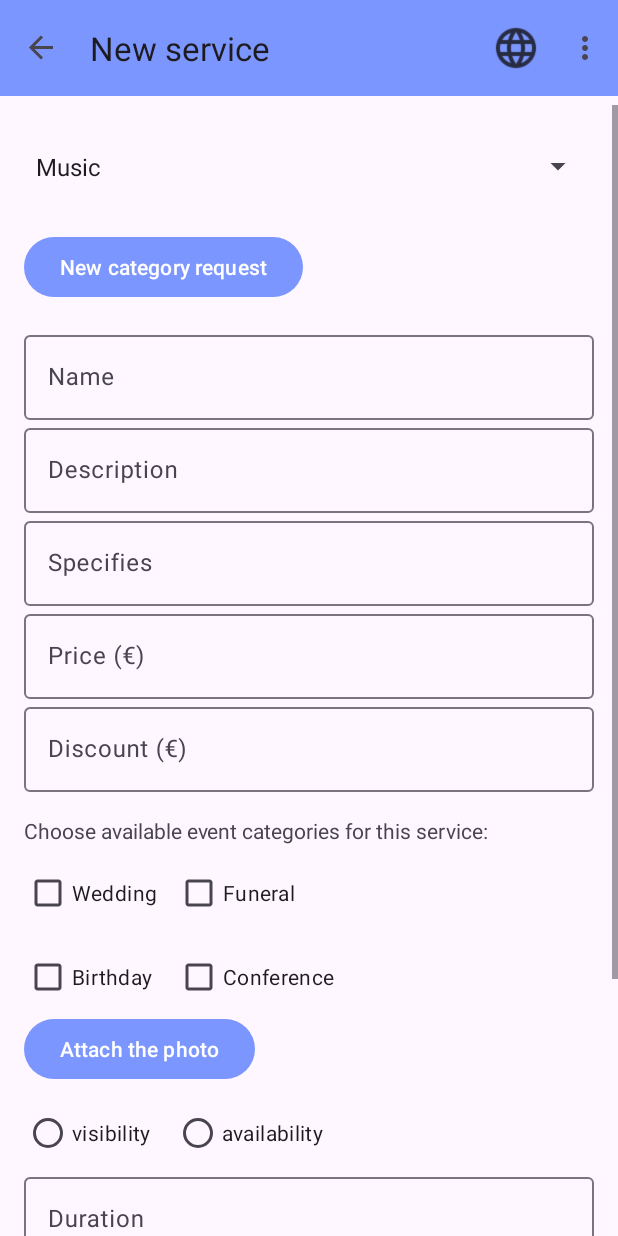
After one commit to kzi-nastava/ma-project-event-planner-siit-2024-team-2, an Android app: the EditServiceFragment screen opened through its navigation route, on a phone screen of 412 x 824 dp. The commit adds this screen. Run offline under Robolectric (Android 15) with nearby library versions, the phone set to English and light mode, and no system bars; our stand-ins replace navigation-ui; 1 statement that could not run was skipped.

Commit message:
Add creating service form

```diff
--- a/app/src/main/java/com/example/eventplanner/adapters/ServiceListAdapter.java
+++ b/app/src/main/java/com/example/eventplanner/adapters/ServiceListAdapter.java
@@ -1,8 +1,6 @@
 package com.example.eventplanner.adapters;
 
 import android.content.Context;
-import android.content.Intent;
-import android.util.Log;
 import android.view.LayoutInflater;
 import android.view.View;
 import android.view.ViewGroup;
@@ -15,14 +13,11 @@ import android.widget.Toast;
 
 import androidx.annotation.NonNull;
 import androidx.annotation.Nullable;
-import androidx.recyclerview.widget.RecyclerView;
 
 import com.example.eventplanner.R;
-import com.example.eventplanner.activities.ServiceEditActivity;
 import com.example.eventplanner.model.Service;
 
 import java.util.ArrayList;
-import java.util.List;
 
 public class ServiceListAdapter extends ArrayAdapter<Service> {
     private ArrayList<Service> aServices;
--- /dev/null
+++ b/app/src/main/java/com/example/eventplanner/fragments/services/EditServiceFragment.java
@@ -0,0 +1,66 @@
+package com.example.eventplanner.fragments.services;
+
+import android.os.Bundle;
+
+import androidx.fragment.app.Fragment;
+
+import android.view.LayoutInflater;
+import android.view.View;
+import android.view.ViewGroup;
+
+import com.example.eventplanner.R;
+
+/**
+ * A simple {@link Fragment} subclass.
+ * Use the {@link EditServiceFragment#newInstance} factory method to
+ * create an instance of this fragment.
+ */
+public class EditServiceFragment extends Fragment {
+
+    // TODO: Rename parameter arguments, choose names that match
+    // the fragment initialization parameters, e.g. ARG_ITEM_NUMBER
+    private static final String ARG_PARAM1 = "param1";
+    private static final String ARG_PARAM2 = "param2";
+
+    // TODO: Rename and change types of parameters
+    private String mParam1;
+    private String mParam2;
+
+    public EditServiceFragment() {
+        // Required empty public constructor
+    }
+
+    /**
+     * Use this factory method to create a new instance of
+     * this fragment using the provided parameters.
+     *
+     * @param param1 Parameter 1.
+     * @param param2 Parameter 2.
+     * @return A new instance of fragment EditServiceFragment.
+     */
+    // TODO: Rename and change types and number of parameters
+    public static EditServiceFragment newInstance(String param1, String param2) {
+        EditServiceFragment fragment = new EditServiceFragment();
+        Bundle args = new Bundle();
+        args.putString(ARG_PARAM1, param1);
+        args.putString(ARG_PARAM2, param2);
+        fragment.setArguments(args);
+        return fragment;
+    }
+
+    @Override
+    public void onCreate(Bundle savedInstanceState) {
+        super.onCreate(savedInstanceState);
+        if (getArguments() != null) {
+            mParam1 = getArguments().getString(ARG_PARAM1);
+            mParam2 = getArguments().getString(ARG_PARAM2);
+        }
+    }
+
+    @Override
+    public View onCreateView(LayoutInflater inflater, ViewGroup container,
+                             Bundle savedInstanceState) {
+        // Inflate the layout for this fragment
+        return inflater.inflate(R.layout.fragment_edit_service, container, false);
+    }
+}
--- a/app/src/main/java/com/example/eventplanner/fragments/services/ServicesPageFragment.java
+++ b/app/src/main/java/com/example/eventplanner/fragments/services/ServicesPageFragment.java
@@ -6,6 +6,8 @@ import androidx.fragment.app.Fragment;
 import android.view.LayoutInflater;
 import android.view.View;
 import android.view.ViewGroup;
+import android.widget.Button;
+
 import com.example.eventplanner.R;
 import com.example.eventplanner.databinding.FragmentServicesPageBinding;
 import com.example.eventplanner.model.Service;
@@ -40,8 +42,8 @@ public class ServicesPageFragment extends Fragment {
 
     private void prepareProductList(ArrayList<Service> services){
         services.clear();
-        services.add(new Service(1L, "Your catering", "Description 1", R.drawable.catering));
-        services.add(new Service(1L, "Your catering", "Description 2", R.drawable.catering));
-        services.add(new Service(1L, "Your catering", "Description 3", R.drawable.catering));
+        services.add(new Service(1L, "Your catering", "We offer a brilliant service of catering. Don't worry because we're coming while your meal is still hot! Lorem ipsum  tra la la...", R.drawable.catering));
+        services.add(new Service(2L, "Our catering", "Lorem ipsum dolor sit amet, consectetur adipiscing elit, sed do eiusmod tempor", R.drawable.catering));
+        services.add(new Service(3L, "My catering", "We offer a brilliant service of catering. Don't worry because we're coming while your meal is still hot! Lorem ipsum  tra la la...", R.drawable.catering));
     }
 }
--- a/app/src/main/res/layout/activity_home_content.xml
+++ b/app/src/main/res/layout/activity_home_content.xml
@@ -18,6 +18,8 @@
         android:name="androidx.navigation.fragment.NavHostFragment"
         android:layout_width="match_parent"
         android:layout_height="match_parent"
+        android:layout_marginTop="70dp"
+        app:defaultNavHost="true"
         app:layout_constrainedHeight="true"
         app:layout_constraintBottom_toBottomOf="parent"
         app:layout_constraintHorizontal_bias="0.0"
@@ -25,7 +27,6 @@
         app:layout_constraintRight_toRightOf="parent"
         app:layout_constraintTop_toTopOf="parent"
         app:layout_constraintVertical_bias="0.0"
-        app:defaultNavHost="true"
         app:navGraph="@navigation/base_navigation" />
 
 </androidx.constraintlayout.widget.ConstraintLayout>
--- /dev/null
+++ b/app/src/main/res/layout/fragment_edit_service.xml
@@ -0,0 +1,224 @@
+<?xml version="1.0" encoding="utf-8"?>
+<ScrollView xmlns:android="http://schemas.android.com/apk/res/android"
+    android:layout_width="match_parent"
+    android:layout_height="match_parent"
+    xmlns:tools="http://schemas.android.com/tools"
+    tools:context=".fragments.services.EditServiceFragment">
+
+    <LinearLayout
+        android:layout_width="match_parent"
+        android:layout_height="wrap_content"
+        android:orientation="vertical"
+        android:padding="16dp">
+
+
+        <!-- ComboBox for Service Categories -->
+        <Spinner
+            android:id="@+id/spinner_service_categories"
+            android:layout_width="match_parent"
+            android:layout_height="50dp"
+            android:layout_marginBottom="18dp"
+            android:entries="@array/service_categories"
+            android:prompt="@string/select_category" />
+
+        <!-- Button for New Service Category -->
+        <Button
+            android:id="@+id/btn_new_category"
+            android:layout_width="wrap_content"
+            android:layout_height="wrap_content"
+            android:text="New category request"
+            android:layout_marginBottom="16dp" />
+
+        <!-- Text Boxes (3 for Strings) -->
+        <com.google.android.material.textfield.TextInputLayout
+            android:layout_width="match_parent"
+            android:layout_height="wrap_content"
+            android:hint="Name">
+
+            <com.google.android.material.textfield.TextInputEditText
+                android:id="@+id/nameEditText"
+                android:layout_width="match_parent"
+                android:layout_height="wrap_content" />
+        </com.google.android.material.textfield.TextInputLayout>
+
+        <com.google.android.material.textfield.TextInputLayout
+            android:layout_width="match_parent"
+            android:layout_height="wrap_content"
+            android:hint="Description">
+
+            <com.google.android.material.textfield.TextInputEditText
+                android:id="@+id/descriptionEditText"
+                android:layout_width="match_parent"
+                android:layout_height="wrap_content" />
+        </com.google.android.material.textfield.TextInputLayout>
+
+        <com.google.android.material.textfield.TextInputLayout
+        android:layout_width="match_parent"
+        android:layout_height="wrap_content"
+        android:hint="Specifies">
+
+        <com.google.android.material.textfield.TextInputEditText
+            android:id="@+id/specifiesEditText"
+            android:layout_width="match_parent"
+            android:layout_height="wrap_content" />
+    </com.google.android.material.textfield.TextInputLayout>
+
+        <!-- Text Boxes (2 for Numbers) -->
+        <com.google.android.material.textfield.TextInputLayout
+            android:layout_width="match_parent"
+            android:layout_height="wrap_content"
+            android:hint="Price (€)">
+
+            <com.google.android.material.textfield.TextInputEditText
+                android:id="@+id/priceEditText"
+                android:layout_width="match_parent"
+                android:layout_height="wrap_content"
+                android:inputType="number" />
+        </com.google.android.material.textfield.TextInputLayout>
+
+        <com.google.android.material.textfield.TextInputLayout
+            android:layout_width="match_parent"
+            android:layout_height="wrap_content"
+            android:hint="Discount (€)">
+
+            <com.google.android.material.textfield.TextInputEditText
+                android:id="@+id/discountEditText"
+                android:layout_width="match_parent"
+                android:layout_height="wrap_content"
+                android:inputType="number" />
+        </com.google.android.material.textfield.TextInputLayout>
+
+        <!-- Checkbox List for Available Event Categories -->
+        <TextView
+            android:layout_width="wrap_content"
+            android:layout_height="wrap_content"
+            android:text="Choose available event categories for this service:"
+            android:layout_marginTop="16dp" />
+
+        <LinearLayout
+            android:layout_width="match_parent"
+            android:layout_height="wrap_content"
+            android:orientation="horizontal"
+            android:layout_marginTop="8dp">
+
+            <CheckBox
+                android:id="@+id/checkbox_category1"
+                android:layout_width="wrap_content"
+                android:layout_height="wrap_content"
+                android:layout_marginRight="12dp"
+
+                android:text="Wedding" />
+
+            <CheckBox
+                android:id="@+id/checkbox_category2"
+                android:layout_width="wrap_content"
+                android:layout_height="wrap_content"
+                android:text="Funeral" />
+        </LinearLayout>
+
+        <LinearLayout
+            android:layout_width="match_parent"
+            android:layout_height="wrap_content"
+            android:orientation="horizontal"
+            android:layout_marginTop="8dp">
+
+            <CheckBox
+                android:id="@+id/checkbox_category3"
+                android:layout_width="wrap_content"
+                android:layout_height="wrap_content"
+                android:layout_marginRight="15dp"
+                android:text="Birthday" />
+
+            <CheckBox
+                android:id="@+id/checkbox_category4"
+                android:layout_width="wrap_content"
+                android:layout_height="wrap_content"
+                android:text="Conference" />
+        </LinearLayout>
+
+        <!-- Radio Buttons -->
+        <Button
+            android:id="@+id/btn_attach_photo"
+            android:layout_width="wrap_content"
+            android:layout_height="wrap_content"
+            android:text="Attach the photo" />
+
+        <LinearLayout
+            android:layout_width="match_parent"
+            android:layout_height="wrap_content"
+            android:orientation="horizontal"
+            android:layout_marginTop="8dp">
+
+            <RadioButton
+                android:id="@+id/radio_visibility"
+                android:layout_width="wrap_content"
+                android:layout_height="wrap_content"
+                android:layout_marginRight="15dp"
+                android:text="visibility" />
+
+            <RadioButton
+                android:id="@+id/radio_availability"
+                android:layout_width="wrap_content"
+                android:layout_height="wrap_content"
+                android:text="availability" />
+        </LinearLayout>
+
+        <!-- Additional 3 Text Boxes -->
+        <com.google.android.material.textfield.TextInputLayout
+            android:layout_width="match_parent"
+            android:layout_height="wrap_content"
+            android:hint="Duration">
+
+            <com.google.android.material.textfield.TextInputEditText
+                android:id="@+id/durationEditText"
+                android:layout_width="match_parent"
+                android:layout_height="wrap_content" />
+        </com.google.android.material.textfield.TextInputLayout>
+
+        <com.google.android.material.textfield.TextInputLayout
+            android:layout_width="match_parent"
+            android:layout_height="wrap_content"
+            android:hint="Reservation deadline">
+
+            <com.google.android.material.textfield.TextInputEditText
+                android:id="@+id/reservationDeadlineEditText"
+                android:layout_width="match_parent"
+                android:layout_height="wrap_content" />
+        </com.google.android.material.textfield.TextInputLayout>
+
+        <com.google.android.material.textfield.TextInputLayout
+            android:layout_width="match_parent"
+            android:layout_height="wrap_content"
+            android:hint="Cancellation deadline">
+
+            <com.google.android.material.textfield.TextInputEditText
+                android:id="@+id/cancellationDeadlineEditText"
+                android:layout_width="match_parent"
+                android:layout_height="wrap_content" />
+        </com.google.android.material.textfield.TextInputLayout>
+
+        <!-- Save and Delete Buttons -->
+        <LinearLayout
+            android:layout_width="match_parent"
+            android:layout_height="wrap_content"
+            android:orientation="horizontal"
+            android:gravity="center"
+            android:layout_marginTop="16dp">
+
+            <Button
+                android:id="@+id/btn_save"
+                android:layout_width="wrap_content"
+                android:layout_height="wrap_content"
+                android:text="Save"
+                android:layout_marginEnd="16dp" />
+
+            <Button
+                android:id="@+id/btn_delete"
+                android:layout_width="wrap_content"
+                android:layout_height="wrap_content"
+                android:backgroundTint="@android:color/holo_red_dark"
+                android:text="Delete" />
+        </LinearLayout>
+
+    </LinearLayout>
+</ScrollView>
--- a/app/src/main/res/layout/fragment_services_page.xml
+++ b/app/src/main/res/layout/fragment_services_page.xml
@@ -17,8 +17,7 @@
             android:layout_height="wrap_content"
             android:orientation="horizontal"
             android:layout_marginLeft="10dp"
-            android:layout_marginRight="10dp"
-            android:layout_marginTop="80dp">
+            android:layout_marginRight="10dp">
 
             <androidx.appcompat.widget.SearchView
                 android:id="@+id/search_text"
--- a/app/src/main/res/menu/nav_menu.xml
+++ b/app/src/main/res/menu/nav_menu.xml
@@ -18,4 +18,8 @@
     <item
         android:id="@+id/nav_services"
         android:title="Services" />
+
+    <item
+        android:id="@+id/nav_edit_service"
+        android:title="New service" />
 </menu>
--- a/app/src/main/res/navigation/base_navigation.xml
+++ b/app/src/main/res/navigation/base_navigation.xml
@@ -41,4 +41,13 @@
         app:popUpToInclusive="true"
         />
 
+    <fragment
+        android:id="@+id/nav_edit_service"
+        android:name="com.example.eventplanner.fragments.services.EditServiceFragment"
+        android:label="New service"
+        tools:layout="@layout/fragment_edit_service"
+        app:popUpTo="@+id/nav_home"
+        app:popUpToInclusive="true"
+        />
+
 </navigation>
--- /dev/null
+++ b/app/src/main/res/values/service_categories.xml
@@ -0,0 +1,8 @@
+<?xml version="1.0" encoding="utf-8"?>
+<resources>
+    <string-array name="service_categories">
+        <item>Music</item>
+        <item>Catering</item>
+        <item>Waiter service</item>
+    </string-array>
+</resources>
--- a/app/src/main/res/values/strings.xml
+++ b/app/src/main/res/values/strings.xml
@@ -16,4 +16,5 @@
     <string name="register">Register</string>
     <string name="top_5_services_or_products">Top 5 services or products</string>
     <string name="profile">Profile</string>
+    <string name="select_category">Select a category</string>
 </resources>
```
